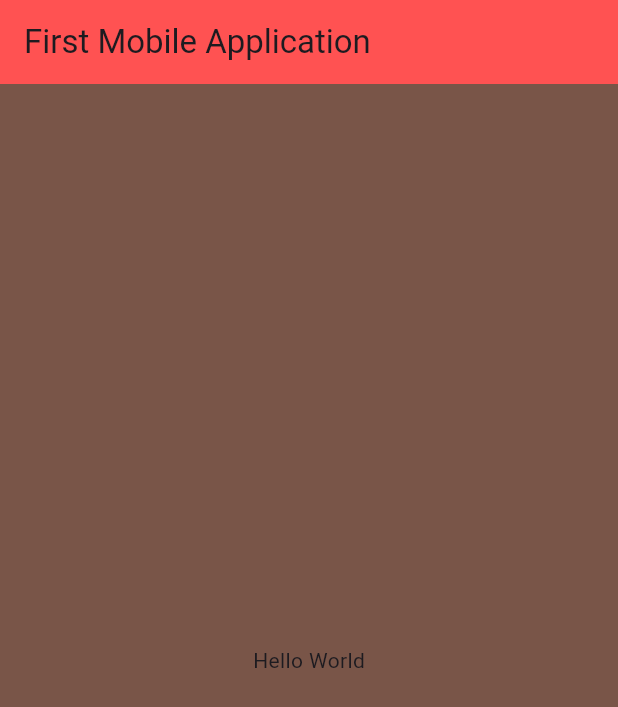
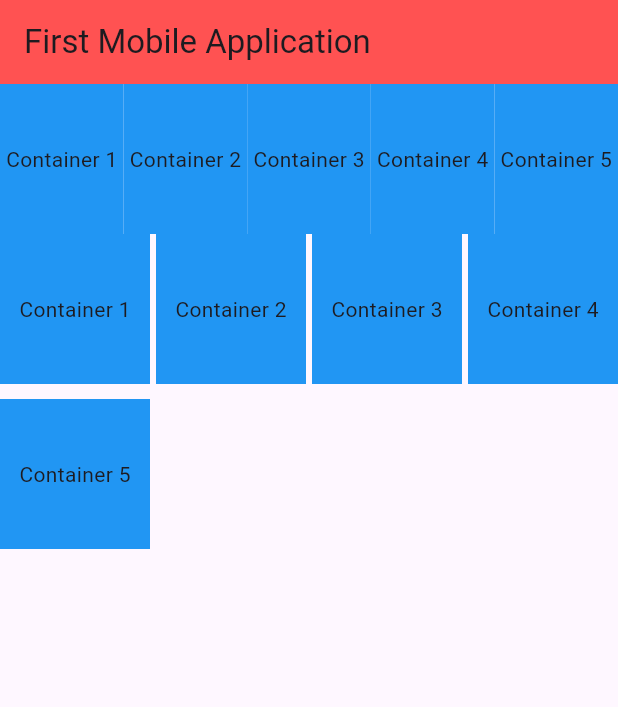
Before and after one commit to Aziz-Ru/Flutter-Basics, a Flutter app: the screen it shows after launch, on a phone screen of 412 x 824 dp. Shown: the top 707 px of the screen. Run offline on Flutter 3.47's test engine with Material 3 defaults, Android fonts, the phone set to English and light mode, and no system bars.

Commit message:
Update Wrap

```diff
--- a/lib/main.dart
+++ b/lib/main.dart
@@ -1,4 +1,5 @@
 import 'package:flutter/material.dart';
+import 'package:flutterfirst/widget/Extended/extended.dart';
 
 void main() {
   runApp(MyApp());
@@ -10,7 +11,6 @@ class MyApp extends StatelessWidget {
     return MaterialApp(
         title: "Flutter",
         home: Scaffold(
-          backgroundColor: Colors.brown,
             appBar: AppBar(
               backgroundColor: Colors.redAccent,
               title: const Text(
@@ -18,9 +18,8 @@ class MyApp extends StatelessWidget {
                 textDirection: TextDirection.ltr,
               ),
             ),
-          body: const Center(
-            child: Text('Hello World'),
-          )),
-    );
+            body: const SafeArea(
+              child: ExtendedWidget(),
+            )));
   }
 }
--- /dev/null
+++ b/lib/widget/Extended/extended.dart
@@ -0,0 +1,112 @@
+import 'package:flutter/material.dart';
+
+class ExtendedWidget extends StatelessWidget {
+  const ExtendedWidget({super.key});
+
+  @override
+  Widget build(BuildContext context) {
+    return Column(
+      // mainAxisAlignment: MainAxisAlignment.center,
+      // crossAxisAlignment: CrossAxisAlignment.center,
+      children: [
+        Row(
+          children: [
+            Expanded(
+                child: Container(
+              width: 100,
+              height: 100,
+              color: Colors.blue,
+              child: const Center(
+                child: Text('Container 1'),
+              ),
+            )),
+            Expanded(
+                child: Container(
+              width: 100,
+              height: 100,
+              color: Colors.blue,
+              child: const Center(
+                child: Text('Container 2'),
+              ),
+            )),
+            Expanded(
+                child: Container(
+              width: 100,
+              height: 100,
+              color: Colors.blue,
+              child: const Center(
+                child: Text('Container 3'),
+              ),
+            )),
+            Expanded(
+                child: Container(
+              width: 100,
+              height: 100,
+              color: Colors.blue,
+              child: const Center(
+                child: Text('Container 4'),
+              ),
+            )),
+            Expanded(
+                child: Container(
+              width: 100,
+              height: 100,
+              color: Colors.blue,
+              child: const Center(
+                child: Text('Container 5'),
+              ),
+            ))
+          ],
+        ),
+        Wrap(
+          direction: Axis.horizontal,
+          spacing: 4,
+          runSpacing: 10,
+          verticalDirection: VerticalDirection.down,
+          children: [
+            Container(
+              width: 100,
+              height: 100,
+              color: Colors.blue,
+              child: const Center(
+                child: Text('Container 1'),
+              ),
+            ),
+            Container(
+              width: 100,
+              height: 100,
+              color: Colors.blue,
+              child: const Center(
+                child: Text('Container 2'),
+              ),
+            ),
+            Container(
+              width: 100,
+              height: 100,
+              color: Colors.blue,
+              child: const Center(
+                child: Text('Container 3'),
+              ),
+            ),
+            Container(
+              width: 100,
+              height: 100,
+              color: Colors.blue,
+              child: const Center(
+                child: Text('Container 4'),
+              ),
+            ),
+            Container(
+              width: 100,
+              height: 100,
+              color: Colors.blue,
+              child: const Center(
+                child: Text('Container 5'),
+              ),
+            )
+          ],
+        )
+      ],
+    );
+  }
+}
--- /dev/null
+++ b/lib/widget/safeArea/safearea.dart
@@ -0,0 +1,15 @@
+import 'package:flutter/material.dart';
+
+class SafeAreaWidget extends StatefulWidget {
+  const SafeAreaWidget({super.key});
+
+  @override
+  State<SafeAreaWidget> createState() => _SafeAreaWidgetState();
+}
+
+class _SafeAreaWidgetState extends State<SafeAreaWidget> {
+  @override
+  Widget build(BuildContext context) {
+    return const SafeArea(child: Text('Hello World'));
+  }
+}
```
Also changed, not shown: pubspec.lock, 2 other files. Lines whose indentation alone changed are shown as unchanged.
